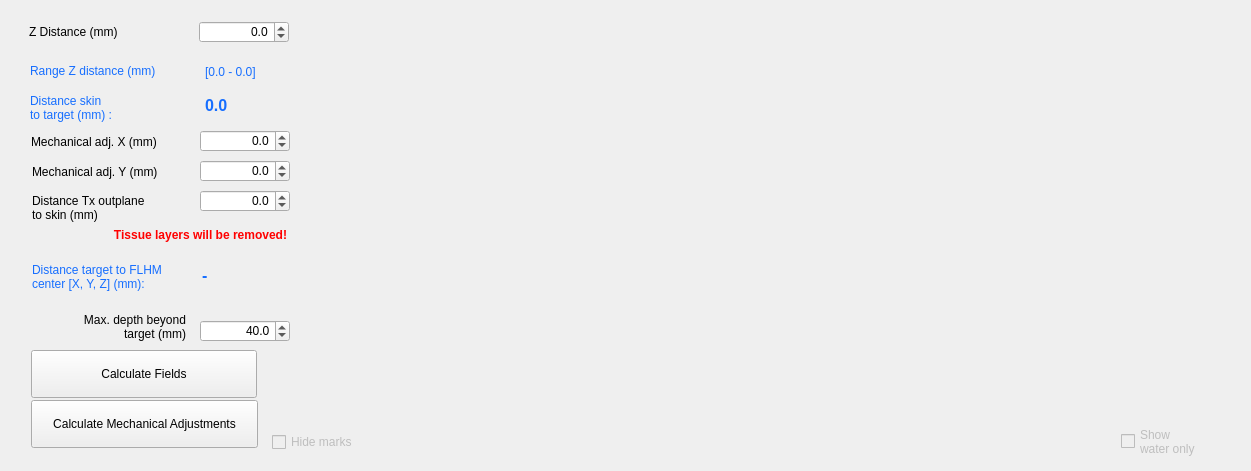
Above: BabelBrain/_Babel_RingTx/form.ui from ProteusMRIgHIFU/BabelBrain before the change. Below: the same form after it.
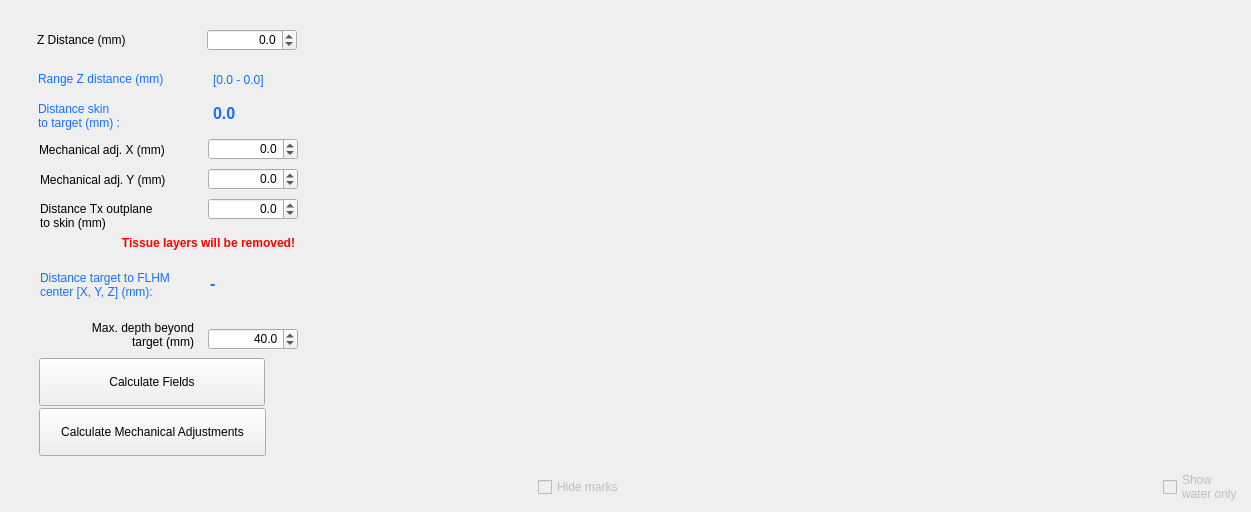
That is the form after the change.

The edit to the form file:
```diff
--- a/BabelBrain/_Babel_RingTx/form.ui
+++ b/BabelBrain/_Babel_RingTx/form.ui
@@ -16,43 +16,50 @@
   <property name="styleSheet">
    <string notr="true"/>
   </property>
-  <widget class="QWidget" name="AcField_plot1" native="true">
-   <property name="geometry">
-    <rect>
-     <x>343</x>
-     <y>30</y>
-     <width>868</width>
-     <height>381</height>
-    </rect>
+  <layout class="QVBoxLayout" name="panelLayout">
+   <property name="leftMargin">
+    <number>8</number>
    </property>
-  </widget>
-  <widget class="QCheckBox" name="ShowWaterResultscheckBox">
-   <property name="enabled">
-    <bool>false</bool>
+   <property name="topMargin">
+    <number>8</number>
    </property>
-   <property name="geometry">
-    <rect>
-     <x>1121</x>
-     <y>416</y>
-     <width>91</width>
-     <height>51</height>
-    </rect>
+   <property name="rightMargin">
+    <number>8</number>
    </property>
-   <property name="text">
-    <string>Show
-water only</string>
+   <property name="bottomMargin">
+    <number>8</number>
    </property>
-  </widget>
-  <widget class="QWidget" name="IsppaScrollBars" native="true">
-   <property name="geometry">
-    <rect>
-     <x>405</x>
-     <y>410</y>
-     <width>714</width>
-     <height>61</height>
-    </rect>
+   <property name="spacing">
+    <number>6</number>
    </property>
-  </widget>
+   <item>
+    <layout class="QHBoxLayout" name="panelTopLayout">
+     <property name="spacing">
+      <number>10</number>
+     </property>
+     <item>
+      <widget class="QFrame" name="panelLeftFrame">
+       <property name="frameShape">
+        <enum>QFrame::Shape::NoFrame</enum>
+       </property>
+       <property name="minimumSize">
+        <size>
+         <width>345</width>
+         <height>456</height>
+        </size>
+       </property>
+       <property name="maximumSize">
+        <size>
+         <width>345</width>
+         <height>16777215</height>
+        </size>
+       </property>
+       <property name="sizePolicy">
+        <sizepolicy hsizetype="Fixed" vsizetype="Preferred">
+         <horstretch>0</horstretch>
+         <verstretch>0</verstretch>
+        </sizepolicy>
+       </property>
   <widget class="QDoubleSpinBox" name="YMechanicSpinBox">
    <property name="geometry">
     <rect>
@@ -139,22 +146,6 @@
     <string>[0.0 - 0.0]</string>
    </property>
   </widget>
-  <widget class="QCheckBox" name="HideMarkscheckBox">
-   <property name="enabled">
-    <bool>false</bool>
-   </property>
-   <property name="geometry">
-    <rect>
-     <x>272</x>
-     <y>428</y>
-     <width>93</width>
-     <height>28</height>
-    </rect>
-   </property>
-   <property name="text">
-    <string>Hide marks</string>
-   </property>
-  </widget>
   <widget class="QLabel" name="LabelTissueRemoved">
    <property name="geometry">
     <rect>
@@ -466,6 +457,172 @@
     <set>Qt::TextInteractionFlag::LinksAccessibleByMouse|Qt::TextInteractionFlag::TextSelectableByMouse</set>
    </property>
   </widget>
+      </widget>
+     </item>
+     <item>
+      <layout class="QVBoxLayout" name="panelPlotColLayout">
+       <property name="leftMargin">
+        <number>0</number>
+       </property>
+       <property name="topMargin">
+        <number>0</number>
+       </property>
+       <property name="rightMargin">
+        <number>0</number>
+       </property>
+       <property name="bottomMargin">
+        <number>0</number>
+       </property>
+       <property name="spacing">
+        <number>4</number>
+       </property>
+       <item>
+        <widget class="QWidget" name="AcField_plot1" native="true">
+         <property name="geometry">
+          <rect>
+           <x>343</x>
+           <y>30</y>
+           <width>868</width>
+           <height>381</height>
+          </rect>
+         </property>
+         <property name="sizePolicy">
+          <sizepolicy hsizetype="Expanding" vsizetype="Expanding">
+           <horstretch>1</horstretch>
+           <verstretch>1</verstretch>
+          </sizepolicy>
+         </property>
+         <property name="minimumSize">
+          <size>
+           <width>500</width>
+           <height>280</height>
+          </size>
+         </property>
+        </widget>
+       </item>
+       <item>
+        <widget class="QWidget" name="IsppaScrollBars" native="true">
+         <property name="geometry">
+          <rect>
+           <x>405</x>
+           <y>410</y>
+           <width>714</width>
+           <height>61</height>
+          </rect>
+         </property>
+         <property name="sizePolicy">
+          <sizepolicy hsizetype="Expanding" vsizetype="Fixed">
+           <horstretch>1</horstretch>
+           <verstretch>0</verstretch>
+          </sizepolicy>
+         </property>
+         <property name="minimumSize">
+          <size>
+           <width>400</width>
+           <height>61</height>
+          </size>
+         </property>
+         <property name="maximumSize">
+          <size>
+           <width>16777215</width>
+           <height>66</height>
+          </size>
+         </property>
+        </widget>
+       </item>
+      </layout>
+     </item>
+    </layout>
+   </item>
+   <item>
+    <layout class="QHBoxLayout" name="panelBottomLayout">
+     <property name="spacing">
+      <number>10</number>
+     </property>
+     <property name="leftMargin">
+      <number>0</number>
+     </property>
+     <property name="topMargin">
+      <number>0</number>
+     </property>
+     <property name="rightMargin">
+      <number>0</number>
+     </property>
+     <property name="bottomMargin">
+      <number>0</number>
+     </property>
+     <item>
+      <spacer name="bot_lead">
+       <property name="orientation">
+        <enum>Qt::Orientation::Horizontal</enum>
+       </property>
+       <property name="sizeType" stdset="0">
+        <enum>QSizePolicy::Expanding</enum>
+       </property>
+       <property name="sizeHint" stdset="0">
+        <size>
+         <width>40</width>
+         <height>20</height>
+        </size>
+       </property>
+      </spacer>
+     </item>
+     <item>
+      <widget class="QCheckBox" name="HideMarkscheckBox">
+       <property name="enabled">
+        <bool>false</bool>
+       </property>
+       <property name="geometry">
+        <rect>
+         <x>272</x>
+         <y>428</y>
+         <width>93</width>
+         <height>28</height>
+        </rect>
+       </property>
+       <property name="text">
+        <string>Hide marks</string>
+       </property>
+      </widget>
+     </item>
+     <item>
+      <spacer name="bot_mid_0">
+       <property name="orientation">
+        <enum>Qt::Orientation::Horizontal</enum>
+       </property>
+       <property name="sizeType" stdset="0">
+        <enum>QSizePolicy::Expanding</enum>
+       </property>
+       <property name="sizeHint" stdset="0">
+        <size>
+         <width>40</width>
+         <height>20</height>
+        </size>
+       </property>
+      </spacer>
+     </item>
+     <item>
+      <widget class="QCheckBox" name="ShowWaterResultscheckBox">
+       <property name="enabled">
+        <bool>false</bool>
+       </property>
+       <property name="geometry">
+        <rect>
+         <x>1121</x>
+         <y>416</y>
+         <width>91</width>
+         <height>51</height>
+        </rect>
+       </property>
+       <property name="text">
+        <string>Show
+water only</string>
+       </property>
+      </widget>
+     </item>
+    </layout>
+   </item>
+  </layout>
  </widget>
  <tabstops>
   <tabstop>ShowWaterResultscheckBox</tabstop>
```
Left out of the diff: 2 changed lines with no effect on the pictures. Lines whose indentation alone changed are shown as unchanged.
